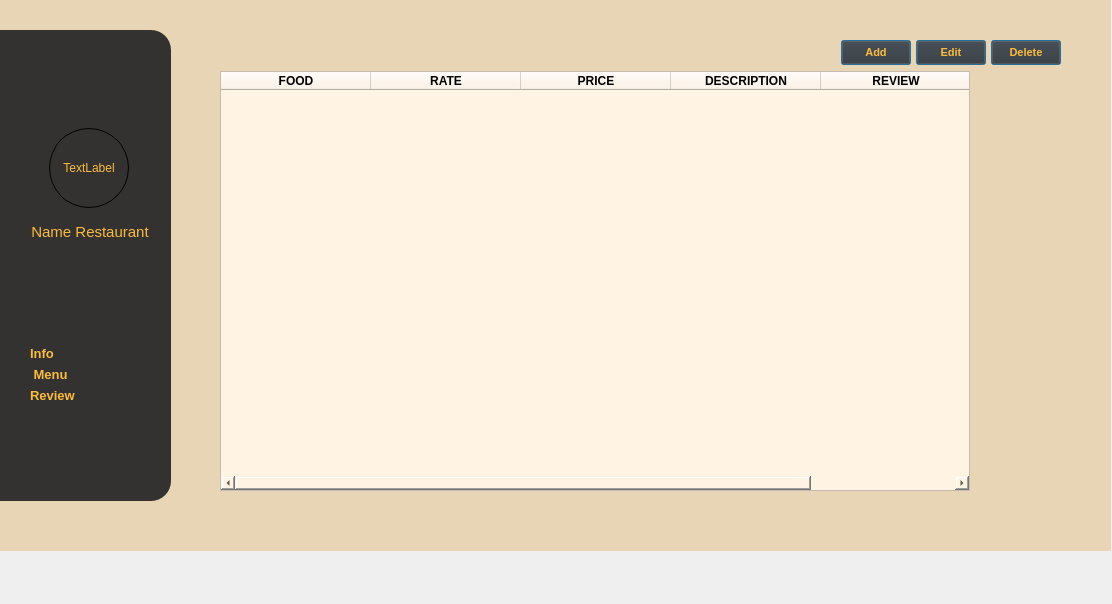
Before: the Qt Designer form project/ui/menu_page.ui in mylinh130425/KTLT_K23416_Group2, drawn with Qt 5.
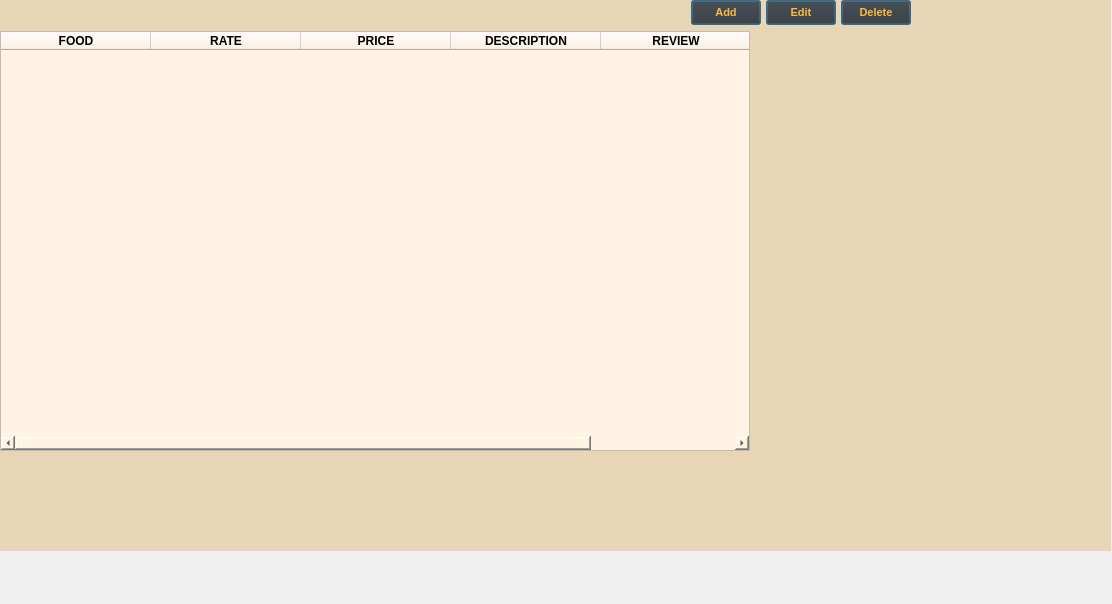
After: the same form once the commit is applied. Icons and pictures are not drawn.

Commit message: Xoá Sidebar trong menu_page.ui và chỉnh Sidebar gốc của RestaurantMenuScreen

```diff
--- a/project/ui/menu_page.ui
+++ b/project/ui/menu_page.ui
@@ -25,269 +25,12 @@
    <property name="styleSheet">
     <string notr="true">background: #E8D5B5;</string>
    </property>
-   <widget class="QWidget" name="restaurant_sidebar" native="true">
-    <property name="geometry">
-     <rect>
-      <x>0</x>
-      <y>60</y>
-      <width>171</width>
-      <height>471</height>
-     </rect>
-    </property>
-    <property name="styleSheet">
-     <string notr="true">background-color:#343131;border-top-right-radius:20;border-bottom-right-radius:20</string>
-    </property>
-    <layout class="QVBoxLayout" name="verticalLayout_25">
-     <property name="sizeConstraint">
-      <enum>QLayout::SetMinimumSize</enum>
-     </property>
-     <property name="leftMargin">
-      <number>0</number>
-     </property>
-     <item>
-      <spacer name="verticalSpacer_6">
-       <property name="orientation">
-        <enum>Qt::Vertical</enum>
-       </property>
-       <property name="sizeHint" stdset="0">
-        <size>
-         <width>20</width>
-         <height>40</height>
-        </size>
-       </property>
-      </spacer>
-     </item>
-     <item>
-      <layout class="QVBoxLayout" name="verticalLayout_26">
-       <property name="leftMargin">
-        <number>9</number>
-       </property>
-       <item>
-        <widget class="QWidget" name="widget_11" native="true">
-         <layout class="QHBoxLayout" name="horizontalLayout_6">
-          <property name="topMargin">
-           <number>0</number>
-          </property>
-          <item>
-           <spacer name="horizontalSpacer_7">
-            <property name="orientation">
-             <enum>Qt::Horizontal</enum>
-            </property>
-            <property name="sizeType">
-             <enum>QSizePolicy::Minimum</enum>
-            </property>
-            <property name="sizeHint" stdset="0">
-             <size>
-              <width>6</width>
-              <height>20</height>
-             </size>
-            </property>
-           </spacer>
-          </item>
-          <item>
-           <widget class="QLabel" name="restaurant_photo_label">
-            <property name="minimumSize">
-             <size>
-              <width>80</width>
-              <height>80</height>
-             </size>
-            </property>
-            <property name="maximumSize">
-             <size>
-              <width>80</width>
-              <height>80</height>
-             </size>
-            </property>
-            <property name="styleSheet">
-             <string notr="true">border-radius:40;border:1px solid black; color: #FABC3F;</string>
-            </property>
-            <property name="text">
-             <string>TextLabel</string>
-            </property>
-            <property name="alignment">
-             <set>Qt::AlignCenter</set>
-            </property>
-           </widget>
-          </item>
-          <item>
-           <spacer name="horizontalSpacer_8">
-            <property name="orientation">
-             <enum>Qt::Horizontal</enum>
-            </property>
-            <property name="sizeType">
-             <enum>QSizePolicy::Minimum</enum>
-            </property>
-            <property name="sizeHint" stdset="0">
-             <size>
-              <width>7</width>
-              <height>20</height>
-             </size>
-            </property>
-           </spacer>
-          </item>
-         </layout>
-        </widget>
-       </item>
-       <item>
-        <widget class="QLabel" name="restaurant_name_label">
-         <property name="minimumSize">
-          <size>
-           <width>120</width>
-           <height>0</height>
-          </size>
-         </property>
-         <property name="font">
-          <font>
-           <pointsize>11</pointsize>
-          </font>
-         </property>
-         <property name="mouseTracking">
-          <bool>false</bool>
-         </property>
-         <property name="autoFillBackground">
-          <bool>false</bool>
-         </property>
-         <property name="styleSheet">
-          <string notr="true">color:#FABC3F</string>
-         </property>
-         <property name="text">
-          <string>Name Restaurant</string>
-         </property>
-         <property name="alignment">
-          <set>Qt::AlignCenter</set>
-         </property>
-        </widget>
-       </item>
-      </layout>
-     </item>
-     <item>
-      <spacer name="verticalSpacer_2">
-       <property name="orientation">
-        <enum>Qt::Vertical</enum>
-       </property>
-       <property name="sizeHint" stdset="0">
-        <size>
-         <width>20</width>
-         <height>78</height>
-        </size>
-       </property>
-      </spacer>
-     </item>
-     <item>
-      <layout class="QVBoxLayout" name="verticalLayout_27">
-       <property name="leftMargin">
-        <number>30</number>
-       </property>
-       <item alignment="Qt::AlignLeft">
-        <widget class="QPushButton" name="restaurant_info_button">
-         <property name="sizePolicy">
-          <sizepolicy hsizetype="Ignored" vsizetype="Fixed">
-           <horstretch>0</horstretch>
-           <verstretch>0</verstretch>
-          </sizepolicy>
-         </property>
-         <property name="minimumSize">
-          <size>
-           <width>0</width>
-           <height>0</height>
-          </size>
-         </property>
-         <property name="font">
-          <font>
-           <pointsize>10</pointsize>
-           <weight>75</weight>
-           <bold>true</bold>
-          </font>
-         </property>
-         <property name="styleSheet">
-          <string notr="true">background:transparent; color:#FABC3F;text-align:left</string>
-         </property>
-         <property name="text">
-          <string>Info</string>
-         </property>
-         <property name="icon">
-          <iconset>
-           <normaloff>../image/sidebar_info.png</normaloff>../image/sidebar_info.png</iconset>
-         </property>
-        </widget>
-       </item>
-       <item alignment="Qt::AlignLeft">
-        <widget class="QPushButton" name="restaurant_menu_button">
-         <property name="minimumSize">
-          <size>
-           <width>0</width>
-           <height>0</height>
-          </size>
-         </property>
-         <property name="font">
-          <font>
-           <pointsize>10</pointsize>
-           <weight>75</weight>
-           <bold>true</bold>
-          </font>
-         </property>
-         <property name="styleSheet">
-          <string notr="true">background:transparent; color:#FABC3F;text-align:left</string>
-         </property>
-         <property name="text">
-          <string> Menu</string>
-         </property>
-         <property name="icon">
-          <iconset>
-           <normaloff>../image/sidebar_menu.png</normaloff>../image/sidebar_menu.png</iconset>
-         </property>
-        </widget>
-       </item>
-       <item alignment="Qt::AlignLeft">
-        <widget class="QPushButton" name="restaurant_review_button">
-         <property name="minimumSize">
-          <size>
-           <width>0</width>
-           <height>0</height>
-          </size>
-         </property>
-         <property name="font">
-          <font>
-           <pointsize>10</pointsize>
-           <weight>75</weight>
-           <bold>true</bold>
-          </font>
-         </property>
-         <property name="styleSheet">
-          <string notr="true">background:transparent; color:#FABC3F;text-align:left</string>
-         </property>
-         <property name="text">
-          <string>Review</string>
-         </property>
-         <property name="icon">
-          <iconset>
-           <normaloff>../image/sidebar_review.png</normaloff>../image/sidebar_review.png</iconset>
-         </property>
-        </widget>
-       </item>
-      </layout>
-     </item>
-     <item>
-      <spacer name="verticalSpacer_5">
-       <property name="orientation">
-        <enum>Qt::Vertical</enum>
-       </property>
-       <property name="sizeHint" stdset="0">
-        <size>
-         <width>20</width>
-         <height>77</height>
-        </size>
-       </property>
-      </spacer>
-     </item>
-    </layout>
-   </widget>
    <widget class="QStackedWidget" name="stackedWidget">
     <property name="geometry">
      <rect>
-      <x>210</x>
-      <y>60</y>
-      <width>861</width>
+      <x>-10</x>
+      <y>20</y>
+      <width>981</width>
       <height>481</height>
      </rect>
     </property>
@@ -300,7 +43,7 @@
        <rect>
         <x>10</x>
         <y>10</y>
-        <width>841</width>
+        <width>911</width>
         <height>451</height>
        </rect>
       </property>
```
The commit also changes 6 other files.
